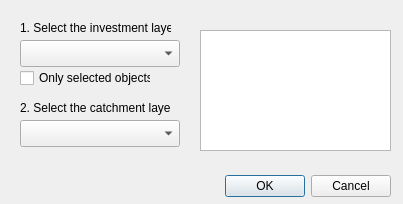
Above: catchjcwp_dialog_base.ui from grabek133/qgis-catchJCWPdata before the change. Below: the same form after it.
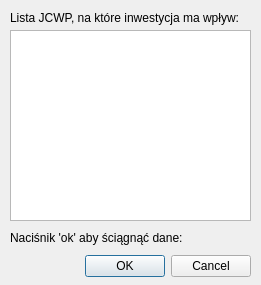
That is the form after the change. Custom widgets are drawn as their Qt base class.

```diff
--- a/catchjcwp_dialog_base.ui
+++ b/catchjcwp_dialog_base.ui
@@ -6,8 +6,8 @@
    <rect>
     <x>0</x>
     <y>0</y>
-    <width>403</width>
-    <height>204</height>
+    <width>261</width>
+    <height>285</height>
    </rect>
   </property>
   <property name="windowTitle">
@@ -16,8 +16,8 @@
   <widget class="QDialogButtonBox" name="button_box">
    <property name="geometry">
     <rect>
-     <x>210</x>
-     <y>170</y>
+     <x>70</x>
+     <y>250</y>
      <width>181</width>
      <height>32</height>
     </rect>
@@ -29,90 +29,43 @@
     <set>QDialogButtonBox::Cancel|QDialogButtonBox::Ok</set>
    </property>
   </widget>
-  <widget class="QgsMapLayerComboBox" name="mcbInv">
+  <widget class="QListView" name="listView">
    <property name="geometry">
     <rect>
-     <x>20</x>
-     <y>40</y>
-     <width>160</width>
-     <height>27</height>
-    </rect>
-   </property>
-  </widget>
-  <widget class="QLabel" name="label">
-   <property name="geometry">
-    <rect>
-     <x>20</x>
-     <y>20</y>
-     <width>151</width>
-     <height>16</height>
-    </rect>
-   </property>
-   <property name="text">
-    <string>1. Select the investment layer:</string>
-   </property>
-  </widget>
-  <widget class="QLabel" name="label_2">
-   <property name="geometry">
-    <rect>
-     <x>20</x>
-     <y>100</y>
-     <width>151</width>
-     <height>16</height>
-    </rect>
-   </property>
-   <property name="text">
-    <string>2. Select the catchment layer:</string>
-   </property>
-  </widget>
-  <widget class="QgsMapLayerComboBox" name="mcbCatch">
-   <property name="geometry">
-    <rect>
-     <x>20</x>
-     <y>120</y>
-     <width>160</width>
-     <height>27</height>
-    </rect>
-   </property>
-  </widget>
-  <widget class="QTextBrowser" name="textBrowser">
-   <property name="geometry">
-    <rect>
-     <x>200</x>
+     <x>10</x>
      <y>30</y>
-     <width>191</width>
-     <height>121</height>
+     <width>241</width>
+     <height>191</height>
     </rect>
    </property>
-   <property name="html">
-    <string>&lt;!DOCTYPE HTML PUBLIC &quot;-//W3C//DTD HTML 4.0//EN&quot; &quot;http://www.w3.org/TR/REC-html40/strict.dtd&quot;&gt;
-&lt;html&gt;&lt;head&gt;&lt;meta name=&quot;qrichtext&quot; content=&quot;1&quot; /&gt;&lt;style type=&quot;text/css&quot;&gt;
-p, li { white-space: pre-wrap; }
-&lt;/style&gt;&lt;/head&gt;&lt;body style=&quot; font-family:'MS Shell Dlg 2'; font-size:8.25pt; font-weight:400; font-style:normal;&quot;&gt;
-&lt;p style=&quot;-qt-paragraph-type:empty; margin-top:0px; margin-bottom:0px; margin-left:0px; margin-right:0px; -qt-block-indent:0; text-indent:0px;&quot;&gt;&lt;br /&gt;&lt;/p&gt;&lt;/body&gt;&lt;/html&gt;</string>
+  </widget>
+  <widget class="QLabel" name="label_3">
+   <property name="geometry">
+    <rect>
+     <x>10</x>
+     <y>10</y>
+     <width>261</width>
+     <height>16</height>
+    </rect>
    </property>
+   <property name="text">
+    <string>Lista JCWP, na które inwestycja ma wpływ:</string>
+   </property>
   </widget>
-  <widget class="QCheckBox" name="chbSelObj">
+  <widget class="QLabel" name="label_4">
    <property name="geometry">
     <rect>
-     <x>20</x>
-     <y>70</y>
-     <width>131</width>
+     <x>10</x>
+     <y>230</y>
+     <width>241</width>
      <height>16</height>
     </rect>
    </property>
    <property name="text">
-    <string>Only selected objects</string>
+    <string>Naciśnik 'ok' aby ściągnąć dane:</string>
    </property>
   </widget>
  </widget>
- <customwidgets>
-  <customwidget>
-   <class>QgsMapLayerComboBox</class>
-   <extends>QComboBox</extends>
-   <header>qgsmaplayercombobox.h</header>
-  </customwidget>
- </customwidgets>
  <resources/>
  <connections>
   <connection>
```
